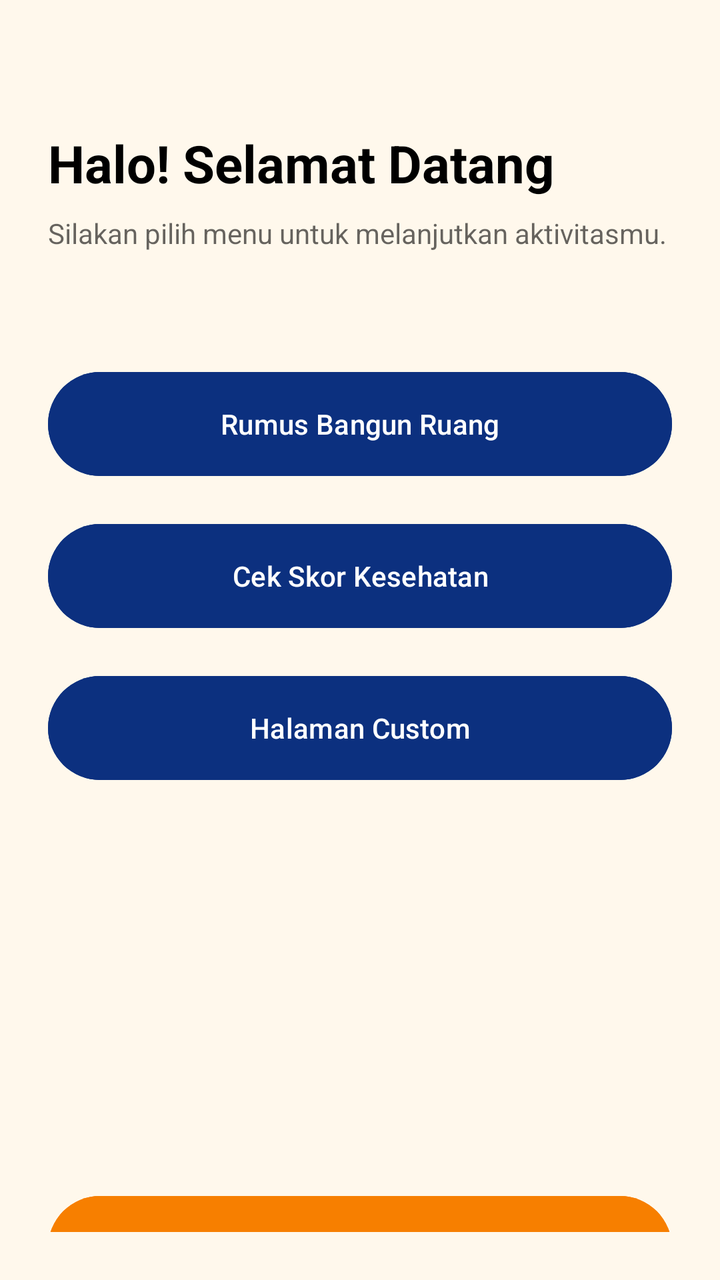
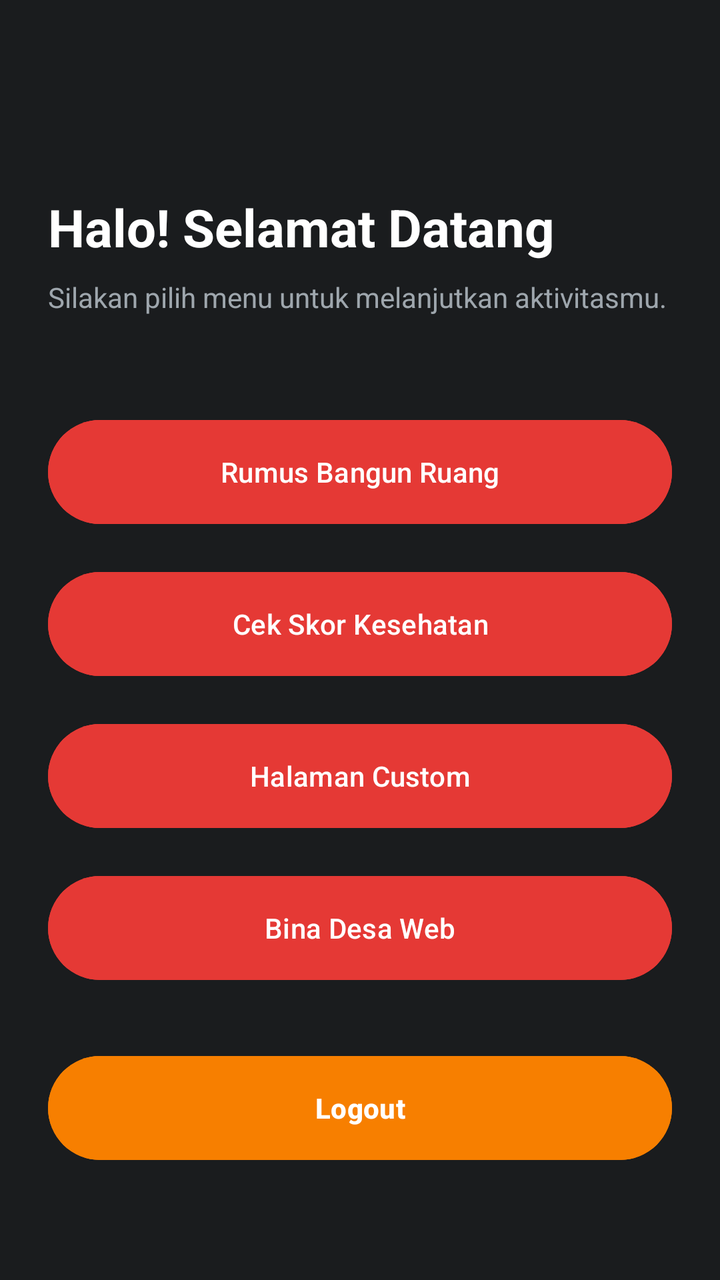

Screens rendered from an Android XML layout before and after an edit, with the pre-edit source and the edit as a unified diff.
<!-- AndroidManifest.xml: application theme Theme.Therehelp -->
<!-- res/layout/activity_main.xml -->
<?xml version="1.0" encoding="utf-8"?>
<androidx.constraintlayout.widget.ConstraintLayout xmlns:android="http://schemas.android.com/apk/res/android"
    xmlns:app="http://schemas.android.com/apk/res-auto"
    xmlns:tools="http://schemas.android.com/tools"
    android:id="@+id/main"
    android:layout_width="match_parent"
    android:layout_height="match_parent"
    android:background="@color/bg"
    android:padding="24dp"
    tools:context=".MainActivity">

    <TextView
        android:id="@+id/tvWelcome"
        android:layout_width="0dp"
        android:layout_height="wrap_content"
        android:layout_marginTop="40dp"
        android:text="@string/judulMain"
        android:textColor="@color/black"
        android:textSize="26sp"
        android:textStyle="bold"
        app:layout_constraintEnd_toEndOf="parent"
        app:layout_constraintStart_toStartOf="parent"
        app:layout_constraintTop_toTopOf="parent" />

    <TextView
        android:id="@+id/tvSubWelcome"
        android:layout_width="0dp"
        android:layout_height="wrap_content"
        android:layout_marginTop="8dp"
        android:text="@string/subjudulMain"
        android:textColor="@color/black"
        android:textSize="14sp"
        android:alpha="0.6"
        app:layout_constraintEnd_toEndOf="parent"
        app:layout_constraintStart_toStartOf="parent"
        app:layout_constraintTop_toBottomOf="@+id/tvWelcome" />

    <Button
        android:id="@+id/btnKeKalkulator"
        android:layout_width="match_parent"
        android:layout_height="60dp"
        android:layout_marginTop="56dp"
        android:backgroundTint="@color/biru"
        android:text="@string/menu_kalkulator"
        android:textAllCaps="false"
        app:layout_constraintTop_toBottomOf="@+id/tvSubWelcome" />

    <Button
        android:id="@+id/btnKeResult"
        android:layout_width="match_parent"
        android:layout_height="60dp"
        android:layout_marginTop="16dp"
        android:backgroundTint="@color/biru"
        android:text="@string/menu_skor"
        android:textAllCaps="false"
        app:layout_constraintTop_toBottomOf="@+id/btnKeKalkulator" />

    <Button
        android:id="@+id/btnKeCustom2"
        android:layout_width="match_parent"
        android:layout_height="60dp"
        android:layout_marginTop="16dp"
        android:backgroundTint="@color/biru"
        android:text="@string/menu_custom"
        android:textAllCaps="false"
        app:layout_constraintTop_toBottomOf="@+id/btnKeResult" />

    <Button
        android:id="@+id/btnLogout"
        android:layout_width="match_parent"
        android:layout_height="60dp"
        android:layout_marginTop="200dp"
        android:backgroundTint="@color/warning"
        android:text="@string/btn_logout"
        android:textAllCaps="false"
        android:textStyle="bold"
        app:layout_constraintTop_toBottomOf="@+id/btnKeCustom2"
        tools:layout_editor_absoluteX="24dp" />

</androidx.constraintlayout.widget.ConstraintLayout>
<!-- resources referenced by this layout -->
<resources>
  <color name="bg">#FFF8EC</color>
  <color name="biru">#0C307F</color>
  <color name="black">#FF000000</color>
  <color name="warning">#F77F00</color>
  <string name="btn_logout">Logout</string>
  <string name="judulMain">Halo! Selamat Datang</string>
  <string name="menu_custom">Halaman Custom</string>
  <string name="menu_kalkulator">Rumus Bangun Ruang</string>
  <string name="menu_skor">Cek Skor Kesehatan</string>
  <string name="subjudulMain">Silakan pilih menu untuk melanjutkan aktivitasmu.</string>
  <style name="Theme.Therehelp" parent="Base.Theme.Therehelp" />
  <style name="Base.Theme.Therehelp" parent="Theme.Material3.DayNight.NoActionBar">
          
          
      </style>
</resources>

<!-- the commit's change to res/layout/activity_main.xml (unified diff, before → after) -->
@@ -1,36 +1,55 @@
 <?xml version="1.0" encoding="utf-8"?>
-<androidx.constraintlayout.widget.ConstraintLayout xmlns:android="http://schemas.android.com/apk/res/android"
+<androidx.constraintlayout.widget.ConstraintLayout
+    xmlns:android="http://schemas.android.com/apk/res/android"
     xmlns:app="http://schemas.android.com/apk/res-auto"
     xmlns:tools="http://schemas.android.com/tools"
     android:id="@+id/main"
     android:layout_width="match_parent"
     android:layout_height="match_parent"
-    android:background="@color/bg"
-    android:padding="24dp"
+    android:background="@color/bina_desa_dark_grey"
     tools:context=".MainActivity">
+
+    <com.google.android.material.appbar.AppBarLayout
+        android:id="@+id/appBarLayout"
+        android:layout_width="match_parent"
+        android:layout_height="wrap_content"
+        app:layout_constraintTop_toTopOf="parent"
+        app:layout_constraintStart_toStartOf="parent"
+        app:layout_constraintEnd_toEndOf="parent">
+
+        <androidx.appcompat.widget.Toolbar
+            android:id="@+id/toolbar"
+            android:layout_width="match_parent"
+            android:layout_height="?attr/actionBarSize"
+            android:background="@color/bina_desa_dark_grey"
+            app:titleTextColor="@color/white" />
+
+    </com.google.android.material.appbar.AppBarLayout>
 
     <TextView
         android:id="@+id/tvWelcome"
         android:layout_width="0dp"
         android:layout_height="wrap_content"
-        android:layout_marginTop="40dp"
+        android:layout_marginTop="32dp"
+        android:layout_marginHorizontal="24dp"
         android:text="@string/judulMain"
-        android:textColor="@color/black"
+        android:textColor="@color/white"
         android:textSize="26sp"
         android:textStyle="bold"
         app:layout_constraintEnd_toEndOf="parent"
         app:layout_constraintStart_toStartOf="parent"
-        app:layout_constraintTop_toTopOf="parent" />
+        app:layout_constraintTop_toBottomOf="@+id/appBarLayout" />
 
     <TextView
         android:id="@+id/tvSubWelcome"
         android:layout_width="0dp"
         android:layout_height="wrap_content"
         android:layout_marginTop="8dp"
+        android:layout_marginHorizontal="24dp"
         android:text="@string/subjudulMain"
-        android:textColor="@color/black"
+        android:textColor="@color/text_grey"
         android:textSize="14sp"
-        android:alpha="0.6"
+        android:alpha="0.8"
         app:layout_constraintEnd_toEndOf="parent"
         app:layout_constraintStart_toStartOf="parent"
         app:layout_constraintTop_toBottomOf="@+id/tvWelcome" />
@@ -39,8 +58,9 @@
         android:id="@+id/btnKeKalkulator"
         android:layout_width="match_parent"
         android:layout_height="60dp"
-        android:layout_marginTop="56dp"
-        android:backgroundTint="@color/biru"
+        android:layout_marginTop="48dp"
+        android:layout_marginHorizontal="24dp"
+        android:backgroundTint="@color/bina_desa_red"
         android:text="@string/menu_kalkulator"
         android:textAllCaps="false"
         app:layout_constraintTop_toBottomOf="@+id/tvSubWelcome" />
@@ -50,7 +70,8 @@
         android:layout_width="match_parent"
         android:layout_height="60dp"
         android:layout_marginTop="16dp"
-        android:backgroundTint="@color/biru"
+        android:layout_marginHorizontal="24dp"
+        android:backgroundTint="@color/bina_desa_red"
         android:text="@string/menu_skor"
         android:textAllCaps="false"
         app:layout_constraintTop_toBottomOf="@+id/btnKeKalkulator" />
@@ -60,21 +81,33 @@
         android:layout_width="match_parent"
         android:layout_height="60dp"
         android:layout_marginTop="16dp"
-        android:backgroundTint="@color/biru"
+        android:layout_marginHorizontal="24dp"
+        android:backgroundTint="@color/bina_desa_red"
         android:text="@string/menu_custom"
         android:textAllCaps="false"
         app:layout_constraintTop_toBottomOf="@+id/btnKeResult" />
 
     <Button
+        android:id="@+id/btnWebView"
+        android:layout_width="match_parent"
+        android:layout_height="60dp"
+        android:layout_marginTop="16dp"
+        android:layout_marginHorizontal="24dp"
+        android:backgroundTint="@color/bina_desa_red"
+        android:text="Bina Desa Web"
+        android:textAllCaps="false"
+        app:layout_constraintTop_toBottomOf="@+id/btnKeCustom2" />
+
+    <Button
         android:id="@+id/btnLogout"
         android:layout_width="match_parent"
         android:layout_height="60dp"
-        android:layout_marginTop="200dp"
-        android:backgroundTint="@color/warning"
+        android:layout_marginHorizontal="24dp"
+        android:layout_marginBottom="56dp"
+        android:backgroundTint="@color/status_proses"
         android:text="@string/btn_logout"
         android:textAllCaps="false"
         android:textStyle="bold"
-        app:layout_constraintTop_toBottomOf="@+id/btnKeCustom2"
-        tools:layout_editor_absoluteX="24dp" />
+        app:layout_constraintBottom_toBottomOf="parent" />
 
 </androidx.constraintlayout.widget.ConstraintLayout>
<!-- resource entries referenced after the edit -->
@@ -1,9 +1,10 @@
 <!-- resources referenced by this layout -->
 <resources>
-  <color name="bg">#FFF8EC</color>
-  <color name="biru">#0C307F</color>
-  <color name="black">#FF000000</color>
-  <color name="warning">#F77F00</color>
+  <color name="bina_desa_dark_grey">#1A1C1E</color>
+  <color name="bina_desa_red">#E53935</color>
+  <color name="status_proses">#F77F00</color>
+  <color name="text_grey">#BFC9D1</color>
+  <color name="white">#FFFFFFFF</color>
   <string name="btn_logout">Logout</string>
   <string name="judulMain">Halo! Selamat Datang</string>
   <string name="menu_custom">Halaman Custom</string>
